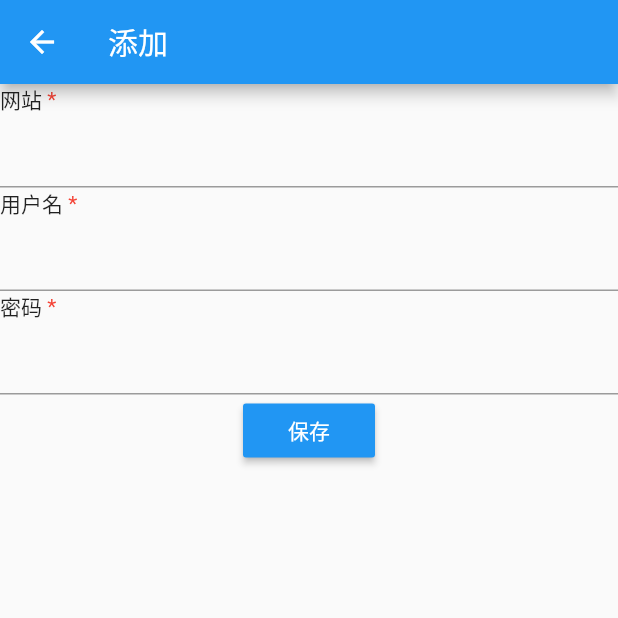
After one commit to zafkielkurumi/flutter_demo, a Flutter app: the screen it shows after launch, after a tap on the "add" icon, on a phone screen of 412 x 824 dp, the top half of it. The commit adds this screen. Run offline on Flutter 3.47's test engine with Material 2 defaults, Android fonts, the phone set to English and light mode, and no system bars; our stand-ins replace flutter_easyrefresh; statements that could not run were skipped.

Commit message:
添加详情#

```diff
--- /dev/null
+++ b/lib/pages/note/add_note.dart
@@ -0,0 +1,92 @@
+import 'package:flutter/material.dart';
+
+class AddNotePage extends StatefulWidget {
+  AddNotePage({Key key}) : super(key: key);
+
+  _AddNotePageState createState() => _AddNotePageState();
+}
+
+class _AddNotePageState extends State<AddNotePage> {
+  String _webSiteName;
+  String _userName;
+  String _password;
+  TextEditingController _websiteController = TextEditingController();
+  TextEditingController _uNameController = TextEditingController();
+  TextEditingController _pwdController = TextEditingController();
+  GlobalKey<FormState> _formKey = GlobalKey<FormState>();
+  GlobalKey<FormFieldState> _webKey = GlobalKey<FormFieldState>();
+  @override
+  Widget build(BuildContext context) {
+    return Scaffold(
+        appBar: AppBar(
+          title: Text('添加'),
+        ),
+        body: Form(
+          key: _formKey,
+          child: Column(
+            children: <Widget>[
+              Row(
+                children: <Widget>[
+                  Text('网站'),
+                  Text(' *', style: TextStyle(color: Colors.red))
+                ],
+              ),
+              TextFormField(
+                key: _webKey,
+                controller: _websiteController,
+                decoration: InputDecoration(
+                    // errorText: '请输入账号所属网站名称或地址'
+                    ),
+                onSaved: (val) => this._webSiteName = val,
+                validator: (val) {
+                  print(val);
+                  print('0000000000000000000000');
+                  return val.isEmpty || val == null ? '请输入账号所属网站名称或地址' : null;
+                },
+              ),
+              Row(
+                children: <Widget>[
+                  Text('用户名'),
+                  Text(' *', style: TextStyle(color: Colors.red))
+                ],
+              ),
+              TextFormField(
+                controller: _uNameController,
+                // decoration: InputDecoration(errorText: '请输入用户名'),
+                onSaved: (val) => this._userName = val,
+                validator: (val) {
+                  return val.isEmpty ? '请输入用户名' : null;
+                },
+              ),
+              Row(
+                children: <Widget>[
+                  Text('密码'),
+                  Text(' *', style: TextStyle(color: Colors.red))
+                ],
+              ),
+              TextFormField(
+                controller: _pwdController,
+                // decoration: InputDecoration(errorText: '请输入密码'),
+                onSaved: (val) => this._password = val,
+                validator: (val) {
+                  return val.isEmpty ? '请输入密码' : null;
+                },
+              ),
+              RaisedButton(
+                color: Theme.of(context).primaryColor,
+                onPressed: () {
+                  _formKey.currentState;
+                  // _websiteController.
+                  _webKey.currentState.save();
+                  _formKey.currentState.save();
+                },
+                child: Text(
+                  '保存',
+                  style: TextStyle(color: Colors.white),
+                ),
+              )
+            ],
+          ),
+        ));
+  }
+}
--- a/lib/pages/note/notes.dart
+++ b/lib/pages/note/notes.dart
@@ -3,6 +3,9 @@ import 'package:flutter/widgets.dart';
 import 'package:flutter_easyrefresh/easy_refresh.dart';
 import 'package:flutter_easyrefresh/material_header.dart';
 import 'package:flutter_easyrefresh/material_footer.dart';
+
+import './note_detail.dart';
+import './add_note.dart';
 
 import 'package:pwdflutter/db/model.dart' show noteListTest;
 
@@ -19,14 +22,14 @@ class _NotesState extends State<NotesPage> {
     super.initState();
   }
 
-
-  GlobalKey<EasyRefreshState> _easyRefreshKey =  new GlobalKey<EasyRefreshState>();
+  GlobalKey<EasyRefreshState> _easyRefreshKey =
+      new GlobalKey<EasyRefreshState>();
   @override
   Widget build(BuildContext context) {
     this.noteList = noteListTest;
     return Scaffold(
       appBar: AppBar(
-        title: Text('data'),
+        title: Text('小笔记'),
       ),
       body: EasyRefresh(
         key: _easyRefreshKey,
@@ -37,7 +40,8 @@ class _NotesState extends State<NotesPage> {
           },
         ),
         refreshHeader: MaterialHeader(
-            key: this._headerKey,),
+          key: this._headerKey,
+        ),
         refreshFooter: MaterialFooter(key: _footerKey),
         onRefresh: () {},
         loadMore: () {},
@@ -47,6 +51,8 @@ class _NotesState extends State<NotesPage> {
         onPressed: () {
           // this.noteList.add('3');
           // setState(() {});
+          Navigator.push(context,
+              MaterialPageRoute(builder: (context) => AddNotePage()));
         },
       ),
     );
@@ -58,14 +64,21 @@ class NoteItem extends StatelessWidget {
   NoteItem(this.noteItem);
   @override
   Widget build(BuildContext context) {
-    return Padding(
+    return InkWell(
+      onTap: () {
+        Navigator.push(context,
+              MaterialPageRoute(builder: (context) => NoteDetailPage()));
+      },
+      child: Container(
         padding: EdgeInsets.all(5),
+        decoration: BoxDecoration(
+                    border: Border(bottom: BorderSide(width: 0.15))),
         child: Row(
           children: <Widget>[
             CircleAvatar(),
             Expanded(
               child: Container(
-              decoration: BoxDecoration(border: Border(bottom: BorderSide(width: 0.15))),
+
                 padding: EdgeInsets.all(10),
                 child: Column(
                   crossAxisAlignment: CrossAxisAlignment.start,
@@ -87,6 +100,7 @@ class NoteItem extends StatelessWidget {
             )
           ],
         ),
+      ),
     );
   }
 }
```
Also changed, not shown: lib/pages/note/note_detail.dart (added, +70 -0 lines). Lines whose indentation alone changed are shown as unchanged.
